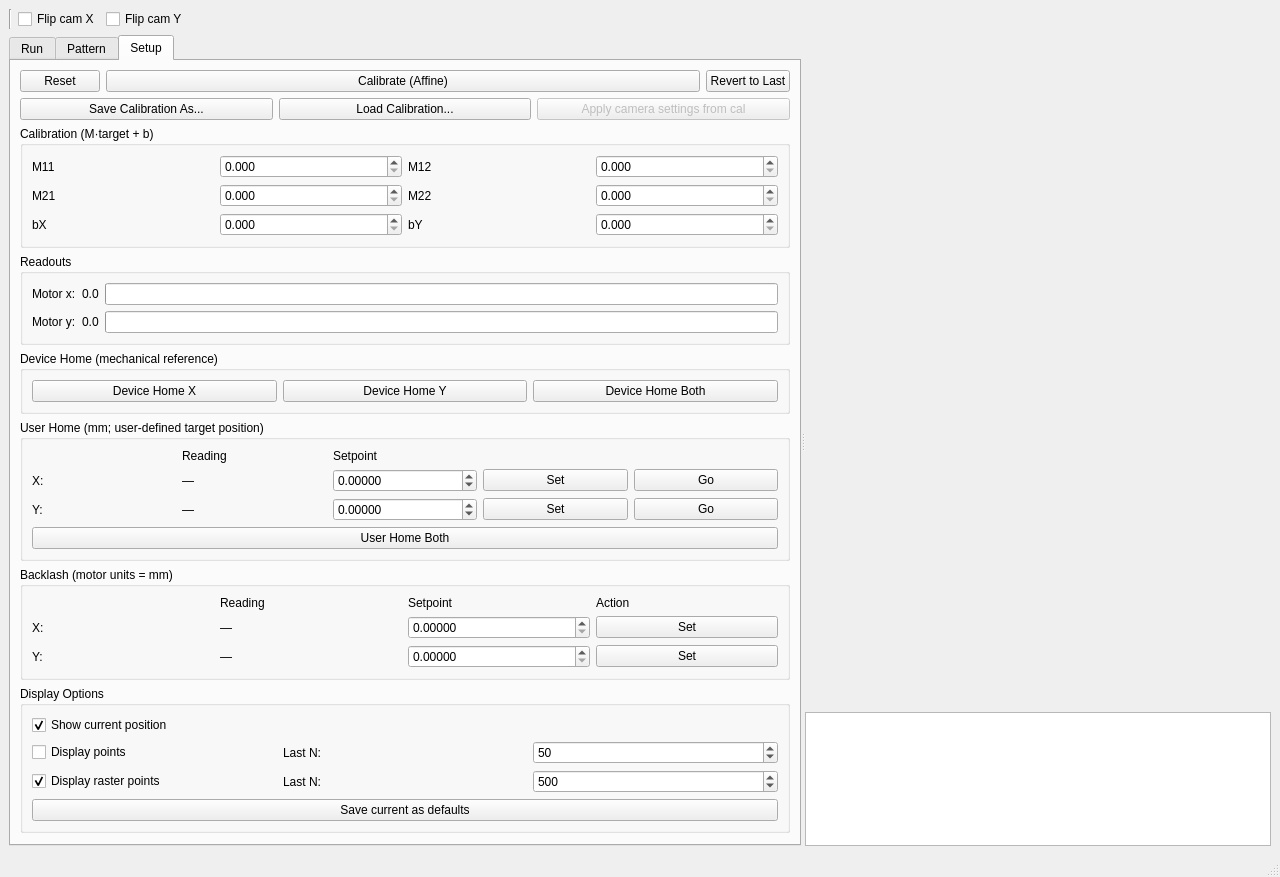
Old version of the form raster_gui.ui in the repository RaXcollab/rastering.
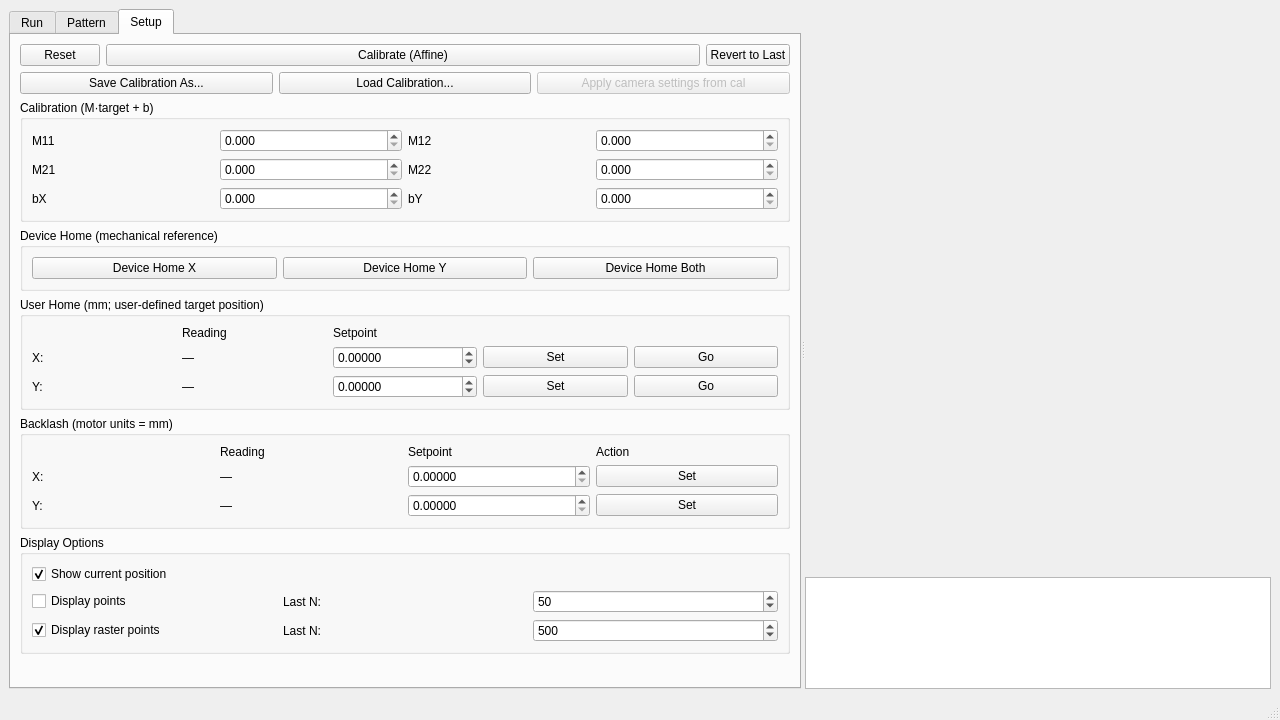
New version of the form. The open tabs and pages were chosen to show the change.

Commit message:
refactor(ui): dedupe controls, File-menu save-defaults, drop progress bars
Deleted: top-bar flip duplicates + delay row home, duplicate clear-raster
button, Readouts progress bars (+_motor_to_percent). 'Save current as
defaults' -> File menu (Ctrl+D). user_home_both -> Move group as 'Go
user home'.

```diff
--- a/raster_gui.ui
+++ b/raster_gui.ui
@@ -15,46 +15,6 @@
   </property>
   <widget class="QWidget" name="centralwidget">
    <layout class="QVBoxLayout" name="verticalLayout_Main">
-    <item>
-     <layout class="QHBoxLayout" name="horizontalLayout_Top">
-      <item><widget class="Line" name="line_v3"><property name="orientation"><enum>Qt::Vertical</enum></property></widget></item>
-      
-      <item>
-       <widget class="QCheckBox" name="flip_x_checkbox">
-        <property name="toolTip">
-         <string>Flips the CAMERA image horizontally (display only). Does NOT change the scan path or motor directions.</string>
-        </property>
-        <property name="text">
-         <string>Flip cam X</string>
-        </property>
-       </widget>
-      </item>
-      <item>
-       <widget class="QCheckBox" name="flip_y_checkbox">
-        <property name="toolTip">
-         <string>Flips the CAMERA image vertically (display only). Does NOT change the scan path or motor directions.</string>
-        </property>
-        <property name="text">
-         <string>Flip cam Y</string>
-        </property>
-       </widget>
-      </item>
-      <item>
-       <spacer name="horizontalSpacer">
-        <property name="orientation">
-         <enum>Qt::Horizontal</enum>
-        </property>
-        <property name="sizeHint" stdset="0">
-         <size>
-          <width>40</width>
-          <height>20</height>
-         </size>
-        </property>
-       </spacer>
-      </item>
-     </layout>
-    </item>
-    
     <item>
      <widget class="QSplitter" name="splitter">
       <property name="orientation">
@@ -186,6 +146,7 @@
             <item row="1" column="0"><widget class="QLabel" name="ly"><property name="text"><string>y:</string></property></widget></item>
             <item row="1" column="1"><widget class="QDoubleSpinBox" name="y"><property name="decimals"><number>5</number></property></widget></item>
             <item row="1" column="2"><widget class="QPushButton" name="preview_pos"><property name="text"><string>Preview Position</string></property></widget></item>
+            <item row="2" column="0" colspan="3"><widget class="QPushButton" name="user_home_both"><property name="text"><string>Go user home</string></property></widget></item>
            </layout>
           </widget>
          </item>
@@ -403,20 +364,6 @@
           </widget>
          </item>
          
-         <item>
-          <widget class="QGroupBox" name="group_readouts">
-           <property name="title"><string>Readouts</string></property>
-           <layout class="QGridLayout" name="grid_readouts">
-            <item row="0" column="0"><widget class="QLabel" name="l_motx"><property name="text"><string>Motor x:</string></property></widget></item>
-            <item row="0" column="1"><widget class="QLabel" name="motor_x_pos"><property name="text"><string>0.0</string></property></widget></item>
-            <item row="0" column="2"><widget class="QProgressBar" name="progress_motor_x_pos"><property name="minimum"><number>0</number></property><property name="maximum"><number>100</number></property></widget></item>
-            <item row="1" column="0"><widget class="QLabel" name="l_moty"><property name="text"><string>Motor y:</string></property></widget></item>
-            <item row="1" column="1"><widget class="QLabel" name="motor_y_pos"><property name="text"><string>0.0</string></property></widget></item>
-            <item row="1" column="2"><widget class="QProgressBar" name="progress_motor_y_pos"><property name="minimum"><number>0</number></property><property name="maximum"><number>100</number></property></widget></item>
-           </layout>
-          </widget>
-         </item>
-
          <item>
           <widget class="QGroupBox" name="group_device_home">
            <property name="title"><string>Device Home (mechanical reference)</string></property>
@@ -446,7 +393,6 @@
             <item row="2" column="2"><widget class="QDoubleSpinBox" name="user_home_y_setpoint"><property name="decimals"><number>5</number></property><property name="singleStep"><double>0.01</double></property><property name="minimum"><double>-1000.0</double></property><property name="maximum"><double>1000.0</double></property></widget></item>
             <item row="2" column="3"><widget class="QPushButton" name="user_home_y_set"><property name="text"><string>Set</string></property></widget></item>
             <item row="2" column="4"><widget class="QPushButton" name="user_home_y_go"><property name="text"><string>Go</string></property></widget></item>
-            <item row="3" column="0" colspan="5"><widget class="QPushButton" name="user_home_both"><property name="text"><string>User Home Both</string></property></widget></item>
            </layout>
           </widget>
          </item>
@@ -508,12 +454,6 @@
               <property name="value"><number>500</number></property>
              </widget>
             </item>
-            <item row="3" column="0" colspan="3">
-             <widget class="QPushButton" name="save_defaults_button">
-              <property name="toolTip"><string>Save the current backlash, user home, jog step, and display options to settings_defaults.json (loaded automatically at startup). Does not affect calibration.</string></property>
-              <property name="text"><string>Save current as defaults</string></property>
-             </widget>
-            </item>
            </layout>
           </widget>
          </item>
```
Left out of the diff: 13 changed lines with no effect on the pictures. The commit also changes 2 other files.
